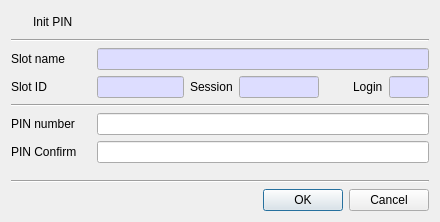
Above: CryptokiMan/init_pin_dlg.ui from jykim74/CryptokiMan before the change. Below: the same form after it.
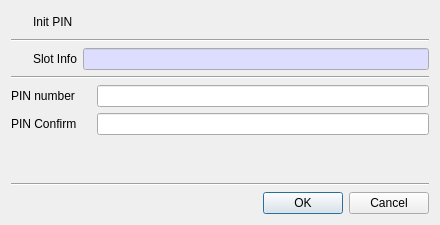
That is the form after the change. Icons and pictures are not drawn.

The edit to the form file:
```diff
--- a/CryptokiMan/init_pin_dlg.ui
+++ b/CryptokiMan/init_pin_dlg.ui
@@ -7,7 +7,7 @@
     <x>0</x>
     <y>0</y>
     <width>440</width>
-    <height>222</height>
+    <height>225</height>
    </rect>
   </property>
   <property name="windowTitle">
@@ -63,21 +63,21 @@
      <property name="topMargin">
       <number>0</number>
      </property>
-     <item row="0" column="0">
+     <item row="0" column="1">
       <widget class="QLabel" name="label">
        <property name="minimumSize">
         <size>
-         <width>80</width>
+         <width>0</width>
          <height>0</height>
         </size>
        </property>
        <property name="text">
-        <string>Slot name</string>
+        <string>Slot Info</string>
        </property>
       </widget>
      </item>
-     <item row="0" column="1">
-      <widget class="QLineEdit" name="mSlotNameText">
+     <item row="0" column="2">
+      <widget class="QLineEdit" name="mSlotInfoText">
        <property name="minimumSize">
         <size>
          <width>300</width>
@@ -116,221 +116,32 @@
        </property>
       </widget>
      </item>
-    </layout>
-   </item>
-   <item>
-    <layout class="QGridLayout" name="gridLayout_2">
-     <property name="topMargin">
-      <number>0</number>
-     </property>
      <item row="0" column="0">
-      <widget class="QLabel" name="label_3">
+      <widget class="QPushButton" name="mSlotBtn">
        <property name="minimumSize">
         <size>
-         <width>80</width>
+         <width>16</width>
          <height>0</height>
         </size>
        </property>
-       <property name="text">
-        <string>Slot ID</string>
-       </property>
-      </widget>
-     </item>
-     <item row="0" column="1">
-      <widget class="QLineEdit" name="mSlotIDText">
-       <property name="minimumSize">
-        <size>
-         <width>80</width>
-         <height>0</height>
-        </size>
-       </property>
        <property name="maximumSize">
         <size>
-         <width>100</width>
+         <width>16</width>
          <height>16777215</height>
         </size>
        </property>
-       <property name="palette">
-        <palette>
-         <active>
-          <colorrole role="Base">
-           <brush brushstyle="SolidPattern">
-            <color alpha="255">
-             <red>221</red>
-             <green>221</green>
-             <blue>255</blue>
-            </color>
-           </brush>
-          </colorrole>
-         </active>
-         <inactive>
-          <colorrole role="Base">
-           <brush brushstyle="SolidPattern">
-            <color alpha="255">
-             <red>221</red>
-             <green>221</green>
-             <blue>255</blue>
-            </color>
-           </brush>
-          </colorrole>
-         </inactive>
-         <disabled>
-          <colorrole role="Base">
-           <brush brushstyle="SolidPattern">
-            <color alpha="255">
-             <red>240</red>
-             <green>240</green>
-             <blue>240</blue>
-            </color>
-           </brush>
-          </colorrole>
-         </disabled>
-        </palette>
-       </property>
-       <property name="readOnly">
-        <bool>true</bool>
-       </property>
-      </widget>
-     </item>
-     <item row="0" column="3">
-      <widget class="QLineEdit" name="mSessionText">
-       <property name="minimumSize">
-        <size>
-         <width>80</width>
-         <height>0</height>
-        </size>
-       </property>
-       <property name="maximumSize">
-        <size>
-         <width>80</width>
-         <height>16777215</height>
-        </size>
-       </property>
-       <property name="palette">
-        <palette>
-         <active>
-          <colorrole role="Base">
-           <brush brushstyle="SolidPattern">
-            <color alpha="255">
-             <red>221</red>
-             <green>221</green>
-             <blue>255</blue>
-            </color>
-           </brush>
-          </colorrole>
-         </active>
-         <inactive>
-          <colorrole role="Base">
-           <brush brushstyle="SolidPattern">
-            <color alpha="255">
-             <red>221</red>
-             <green>221</green>
-             <blue>255</blue>
-            </color>
-           </brush>
-          </colorrole>
-         </inactive>
-         <disabled>
-          <colorrole role="Base">
-           <brush brushstyle="SolidPattern">
-            <color alpha="255">
-             <red>240</red>
-             <green>240</green>
-             <blue>240</blue>
-            </color>
-           </brush>
-          </colorrole>
-         </disabled>
-        </palette>
-       </property>
-       <property name="readOnly">
-        <bool>true</bool>
-       </property>
-      </widget>
-     </item>
-     <item row="0" column="5">
-      <widget class="QLabel" name="label_6">
        <property name="text">
-        <string>Login</string>
+        <string/>
        </property>
-      </widget>
-     </item>
-     <item row="0" column="2">
-      <widget class="QLabel" name="label_5">
-       <property name="text">
-        <string>Session</string>
+       <property name="icon">
+        <iconset resource="cryptokiman.qrc">
+         <normaloff>:/images/slot.png</normaloff>:/images/slot.png</iconset>
        </property>
-      </widget>
-     </item>
-     <item row="0" column="6">
-      <widget class="QLineEdit" name="mLoginText">
-       <property name="minimumSize">
-        <size>
-         <width>40</width>
-         <height>0</height>
-        </size>
-       </property>
-       <property name="maximumSize">
-        <size>
-         <width>40</width>
-         <height>16777215</height>
-        </size>
-       </property>
-       <property name="palette">
-        <palette>
-         <active>
-          <colorrole role="Base">
-           <brush brushstyle="SolidPattern">
-            <color alpha="255">
-             <red>221</red>
-             <green>221</green>
-             <blue>255</blue>
-            </color>
-           </brush>
-          </colorrole>
-         </active>
-         <inactive>
-          <colorrole role="Base">
-           <brush brushstyle="SolidPattern">
-            <color alpha="255">
-             <red>221</red>
-             <green>221</green>
-             <blue>255</blue>
-            </color>
-           </brush>
-          </colorrole>
-         </inactive>
-         <disabled>
-          <colorrole role="Base">
-           <brush brushstyle="SolidPattern">
-            <color alpha="255">
-             <red>240</red>
-             <green>240</green>
-             <blue>240</blue>
-            </color>
-           </brush>
-          </colorrole>
-         </disabled>
-        </palette>
-       </property>
-       <property name="readOnly">
+       <property name="flat">
         <bool>true</bool>
        </property>
       </widget>
      </item>
-     <item row="0" column="4">
-      <spacer name="horizontalSpacer">
-       <property name="orientation">
-        <enum>Qt::Horizontal</enum>
-       </property>
-       <property name="sizeHint" stdset="0">
-        <size>
-         <width>40</width>
-         <height>20</height>
-        </size>
-       </property>
-      </spacer>
-     </item>
     </layout>
    </item>
    <item>
```
Left out of the diff: 5 changed lines with no effect on the pictures.
